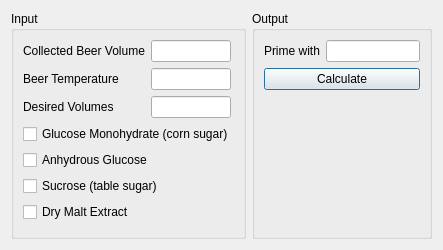
Qt form ui/primingDialog.ui (Brewtarget/brewtarget) before a commit.
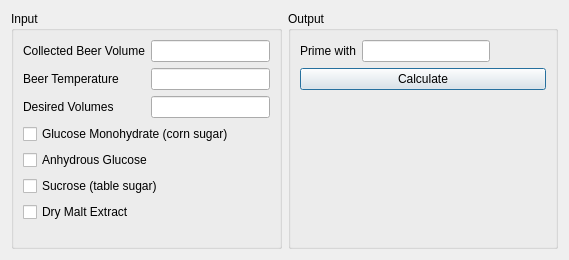
The same form after that commit. Custom widgets are drawn as their Qt base class.

Commit message:
Fixes #69: allow BtLineEdits to expand to 128px
- In primingDialog
- In refractoDialog

Previously, the width was too small for some text DPIs, cutting off
digits and text.

Patch:
```diff
--- a/ui/primingDialog.ui
+++ b/ui/primingDialog.ui
@@ -6,8 +6,8 @@
    <rect>
     <x>0</x>
     <y>0</y>
-    <width>443</width>
-    <height>250</height>
+    <width>569</width>
+    <height>260</height>
    </rect>
   </property>
   <property name="windowTitle">
@@ -48,7 +48,7 @@
           </property>
           <property name="maximumSize">
            <size>
-            <width>80</width>
+            <width>128</width>
             <height>16777215</height>
            </size>
           </property>
@@ -80,7 +80,7 @@
           </property>
           <property name="maximumSize">
            <size>
-            <width>80</width>
+            <width>128</width>
             <height>16777215</height>
            </size>
           </property>
@@ -112,7 +112,7 @@
           </property>
           <property name="maximumSize">
            <size>
-            <width>80</width>
+            <width>128</width>
             <height>16777215</height>
            </size>
           </property>
@@ -201,7 +201,7 @@
           </property>
           <property name="maximumSize">
            <size>
-            <width>120</width>
+            <width>128</width>
             <height>16777215</height>
            </size>
           </property>
@@ -253,6 +253,11 @@
   </layout>
  </widget>
  <customwidgets>
+  <customwidget>
+   <class>BtGenericEdit</class>
+   <extends>QLineEdit</extends>
+   <header>BtLineEdit.h</header>
+  </customwidget>
   <customwidget>
    <class>BtTemperatureEdit</class>
    <extends>QLineEdit</extends>
@@ -304,11 +309,6 @@
     <slot>lineChanged(Unit::unitDisplay,Unit::unitScale)</slot>
    </slots>
   </customwidget>
-  <customwidget>
-   <class>BtGenericEdit</class>
-   <extends>QLineEdit</extends>
-   <header>BtLineEdit.h</header>
-  </customwidget>
  </customwidgets>
  <tabstops>
   <tabstop>lineEdit_beerVol</tabstop>
```
The commit also changes 1 other file.
